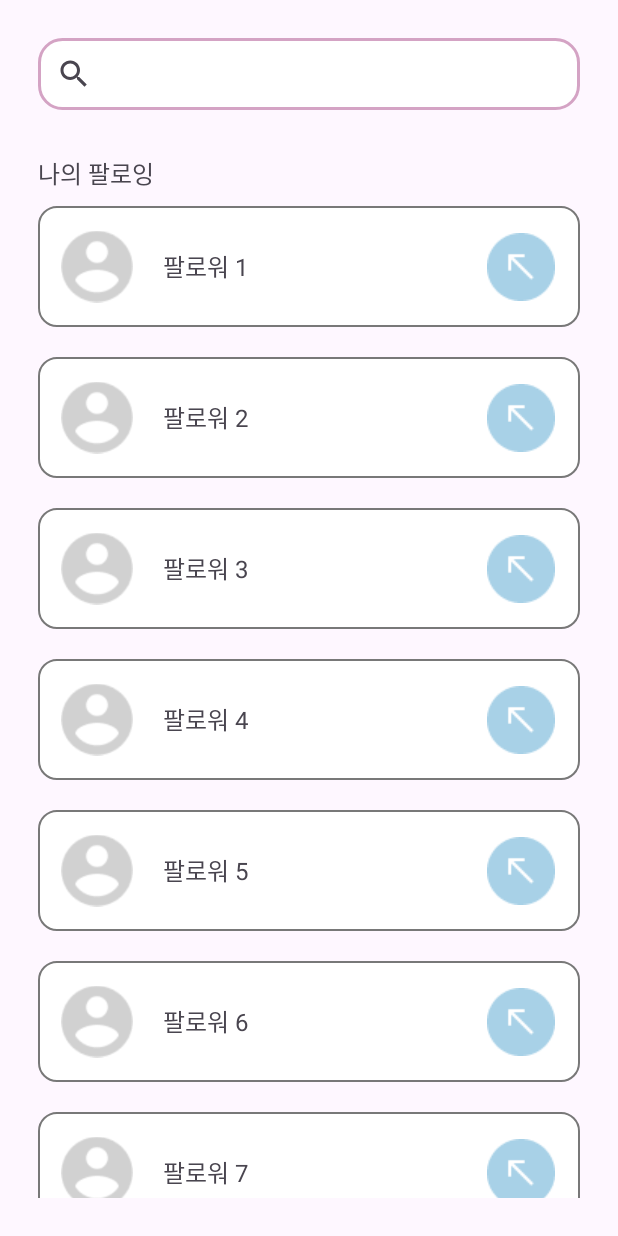
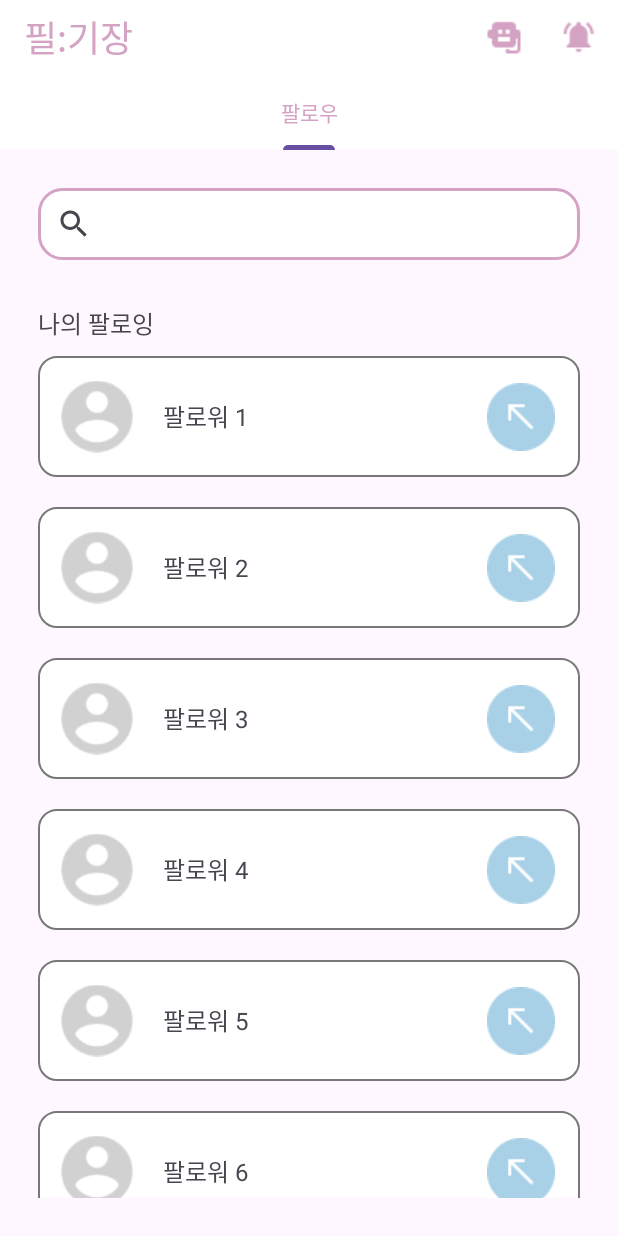
Before and after one commit to 2093ab/pill_note, an Android app: the screen it shows after launch (MainActivity), on a phone screen of 412 x 824 dp. Run offline under Robolectric (Android 15) with nearby library versions, the phone set to English and light mode, and no system bars.

Commit message:
design: add menu

```diff
--- a/app/src/main/java/com/example/pill_note/MainActivity.kt
+++ b/app/src/main/java/com/example/pill_note/MainActivity.kt
@@ -2,6 +2,7 @@ package com.example.pill_note
 
 import androidx.appcompat.app.AppCompatActivity
 import android.os.Bundle
+import android.view.Menu
 import androidx.fragment.app.Fragment
 import androidx.fragment.app.FragmentActivity
 import androidx.viewpager2.adapter.FragmentStateAdapter
@@ -21,9 +22,29 @@ class MainActivity : AppCompatActivity() {
         super.onCreate(savedInstanceState)
         val binding = ActivityMainBinding.inflate(layoutInflater)
         setContentView(binding.root)
+        setSupportActionBar(binding.toolbar)
 
         val adapter = MyFragmentPagerAdapter(this)
+        /*
+        val menu = listOf("통계", "홈", "팔로우")
         binding.viewpager.adapter = adapter
+        TabLayoutMediator(binding.tabs, binding.viewpager){ tab, position ->
+            tab.text = menu[position]
+        }.attach()
+        */
+
+        val menu = "팔로우"
+        binding.viewpager.adapter = adapter
+        TabLayoutMediator(binding.tabs, binding.viewpager){ tab, position ->
+            tab.text = menu
+        }.attach()
+    }
+
+    override fun onCreateOptionsMenu(menu: Menu?): Boolean {
+        val inflater = menuInflater
+        inflater.inflate(R.menu.menu_top, menu)
+
+        return super.onCreateOptionsMenu(menu)
     }
 
 }
--- a/app/src/main/res/layout/activity_main.xml
+++ b/app/src/main/res/layout/activity_main.xml
@@ -1,10 +1,47 @@
 <?xml version="1.0" encoding="utf-8"?>
-<androidx.constraintlayout.widget.ConstraintLayout xmlns:android="http://schemas.android.com/apk/res/android"
+<androidx.coordinatorlayout.widget.CoordinatorLayout
+    xmlns:android="http://schemas.android.com/apk/res/android"
     xmlns:app="http://schemas.android.com/apk/res-auto"
     xmlns:tools="http://schemas.android.com/tools"
     android:layout_width="match_parent"
     android:layout_height="match_parent"
     tools:context=".MainActivity">
+
+    <com.google.android.material.appbar.AppBarLayout
+        android:id="@+id/appbar"
+        android:layout_width="match_parent"
+        android:layout_height="wrap_content"
+        android:theme="@style/ThemeOverlay.AppCompat.Dark.ActionBar">
+
+        <com.google.android.material.appbar.CollapsingToolbarLayout
+            android:layout_width="match_parent"
+            android:layout_height="100dp"
+            app:contentScrim="@color/main"
+            app:title="필:기장"
+            app:expandedTitleMarginBottom="65dp"
+            app:expandedTitleTextColor="@color/main">
+
+            <androidx.appcompat.widget.Toolbar
+                android:id="@+id/toolbar"
+                android:layout_width="match_parent"
+                android:layout_height="50dp"
+                android:background="@color/white"
+                app:layout_collapseMode="pin" />
+
+            <com.google.android.material.tabs.TabLayout
+                android:id="@+id/tabs"
+                android:layout_width="match_parent"
+                android:layout_height="50dp"
+                android:layout_gravity="bottom"
+                android:background="@color/white"
+                app:layout_collapseMode="parallax"
+                app:tabMode="fixed"
+                app:tabTextColor="@color/dark_gray"
+                app:tabSelectedTextColor="@color/main"/>
+
+        </com.google.android.material.appbar.CollapsingToolbarLayout>
+
+    </com.google.android.material.appbar.AppBarLayout>
 
     <androidx.viewpager2.widget.ViewPager2
         android:id="@+id/viewpager"
@@ -12,4 +49,4 @@
         android:layout_height="match_parent"
         app:layout_behavior="@string/appbar_scrolling_view_behavior"/>
 
-</androidx.constraintlayout.widget.ConstraintLayout>
+</androidx.coordinatorlayout.widget.CoordinatorLayout>
--- /dev/null
+++ b/app/src/main/res/menu/menu_top.xml
@@ -0,0 +1,20 @@
+<?xml version="1.0" encoding="utf-8"?>
+<menu
+    xmlns:android="http://schemas.android.com/apk/res/android"
+    xmlns:app="http://schemas.android.com/apk/res-auto">
+
+    <item
+        android:id="@+id/menu_chatbot"
+        android:icon="@drawable/chatbot_menu_icon"
+        android:orderInCategory="1"
+        android:title="chatbot"
+        app:showAsAction="always" />
+
+    <item
+        android:id="@+id/menu_notifications"
+        android:icon="@drawable/notification_icon"
+        android:orderInCategory="2"
+        android:title="notifications"
+        app:showAsAction="always" />
+
+</menu>
```
Also changed, not shown: app/src/main/res/drawable/chatbot_menu_icon.png (added), app/src/main/res/drawable/notification_icon.png (added).
